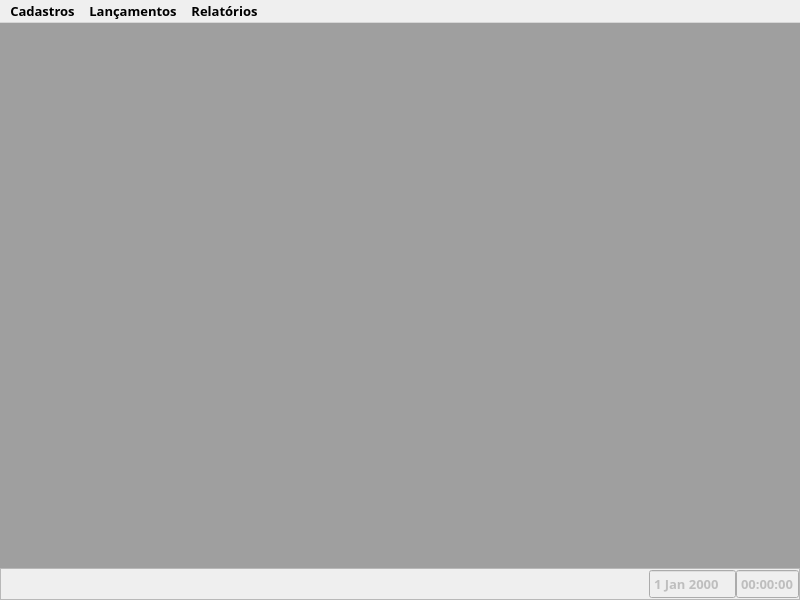
Before: the Qt Designer form app/views/ui/main_window.ui in RafaelOmega/Fabrica_2.0, drawn with Qt 5.
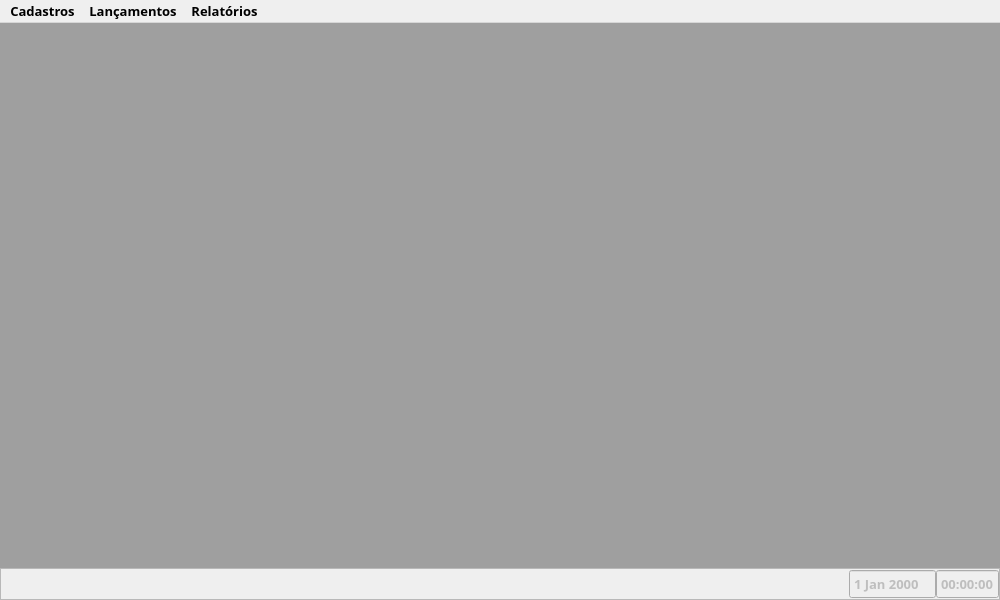
After: the same form once the commit is applied.

Patch:
```diff
--- a/app/views/ui/main_window.ui
+++ b/app/views/ui/main_window.ui
@@ -6,7 +6,7 @@
    <rect>
     <x>0</x>
     <y>0</y>
-    <width>800</width>
+    <width>1000</width>
     <height>600</height>
    </rect>
   </property>
@@ -162,7 +162,7 @@
     <rect>
      <x>0</x>
      <y>0</y>
-     <width>800</width>
+     <width>1000</width>
      <height>33</height>
     </rect>
    </property>
```
